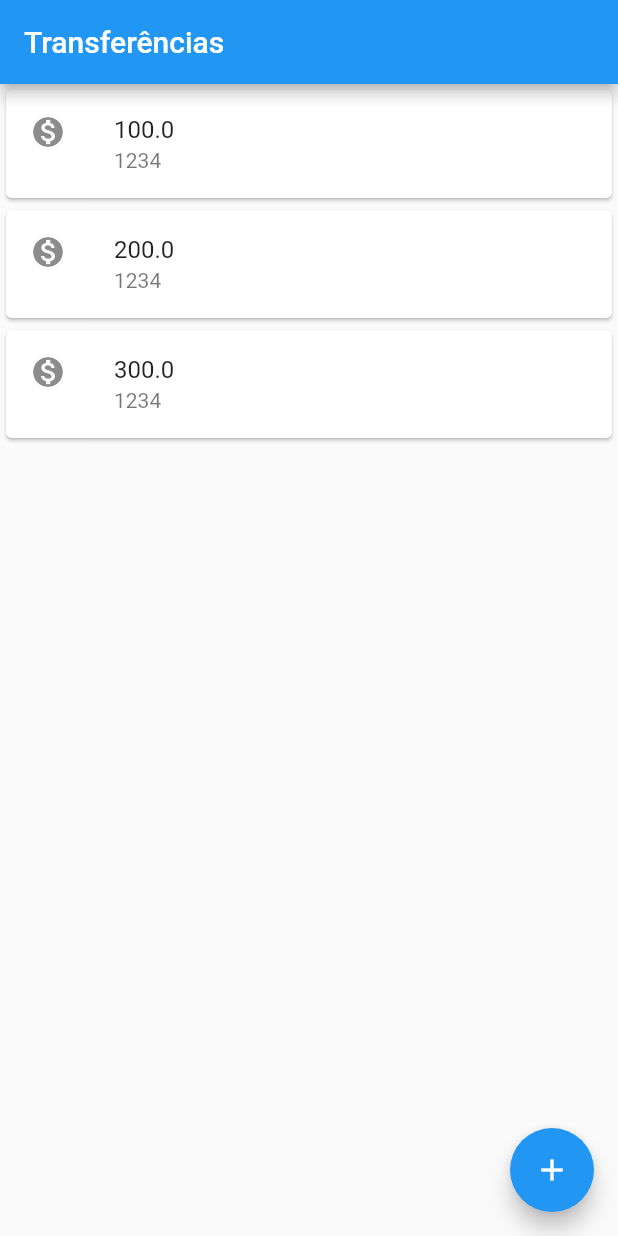
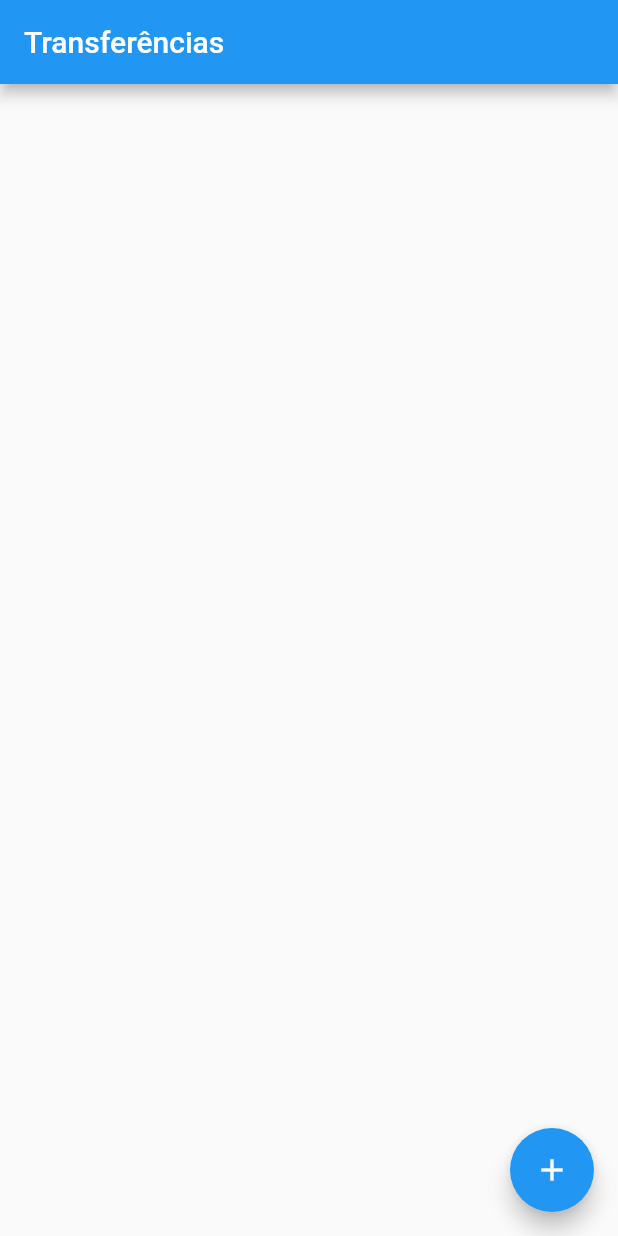
Before and after one commit to anacarolinahernandes/bytebank-flutter, a Flutter app: the screen it shows after launch, on a phone screen of 412 x 824 dp. Run offline on Flutter 3.47's test engine with Material 2 defaults, Android fonts, the phone set to English and light mode, and no system bars.

Commit message:
adicionando ListView para Scroll da tela inicial e incluindo as transferencias

```diff
--- a/lib/main.dart
+++ b/lib/main.dart
@@ -92,18 +92,20 @@ class Editor extends StatelessWidget {
 }
 
 class ListaTransferencias extends StatelessWidget {
+  final List<Transferencia> _transferencias = List();
+
   @override
   Widget build(BuildContext context) {
     return Scaffold(
       appBar: AppBar(
         title: Text('Transferências'),
       ),
-      body: Column(
-        children: <Widget>[
-          ItemTransferencia(Transferencia(100.0, 1234)),
-          ItemTransferencia(Transferencia(200.0, 1234)),
-          ItemTransferencia(Transferencia(300.0, 1234)),
-        ],
+      body: ListView.builder(
+        itemCount: _transferencias.length,
+        itemBuilder: (context, index) {
+          final transferencia = _transferencias[index];
+          return ItemTransferencia(transferencia);
+        },
       ),
       floatingActionButton: FloatingActionButton(
         child: Icon(Icons.add),
@@ -115,9 +117,10 @@ class ListaTransferencias extends StatelessWidget {
           future.then((transferenciaRecebida) {
             debugPrint('chegou no then do future');
             debugPrint('$transferenciaRecebida');
+            _transferencias.add(transferenciaRecebida);
             Scaffold.of(context).showSnackBar(
               SnackBar(
-                content: Text('$transferenciaRecebida'),
+                content: Text('Transferência realizada com sucesso!'),
               ),
             );
           });
```
